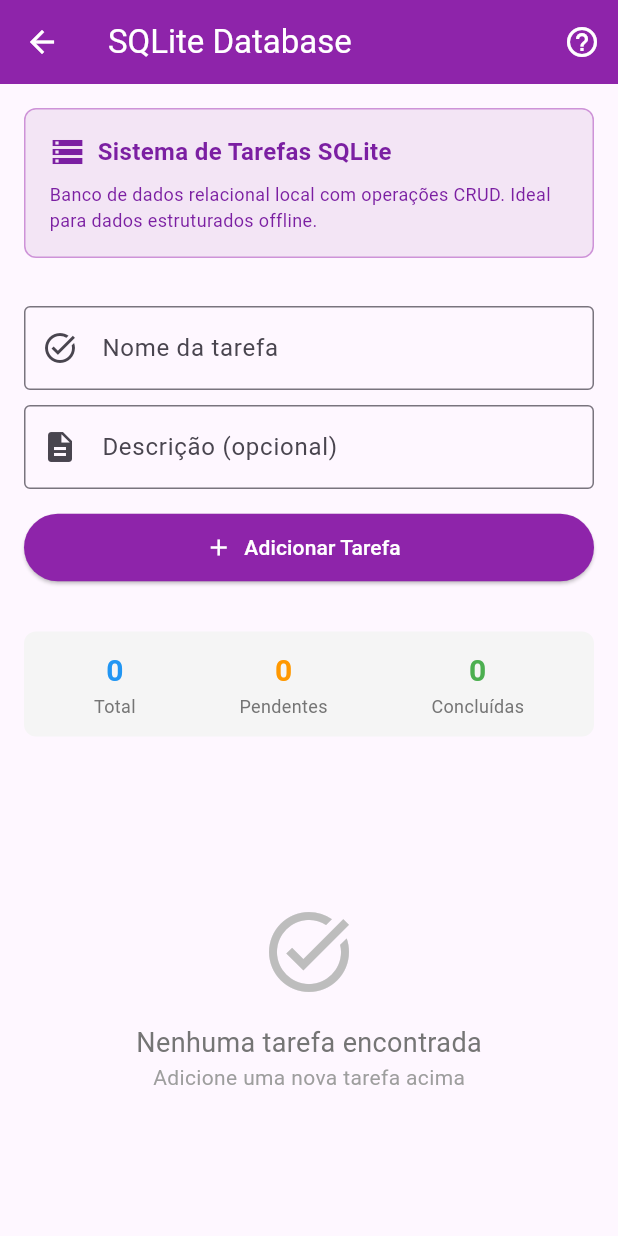
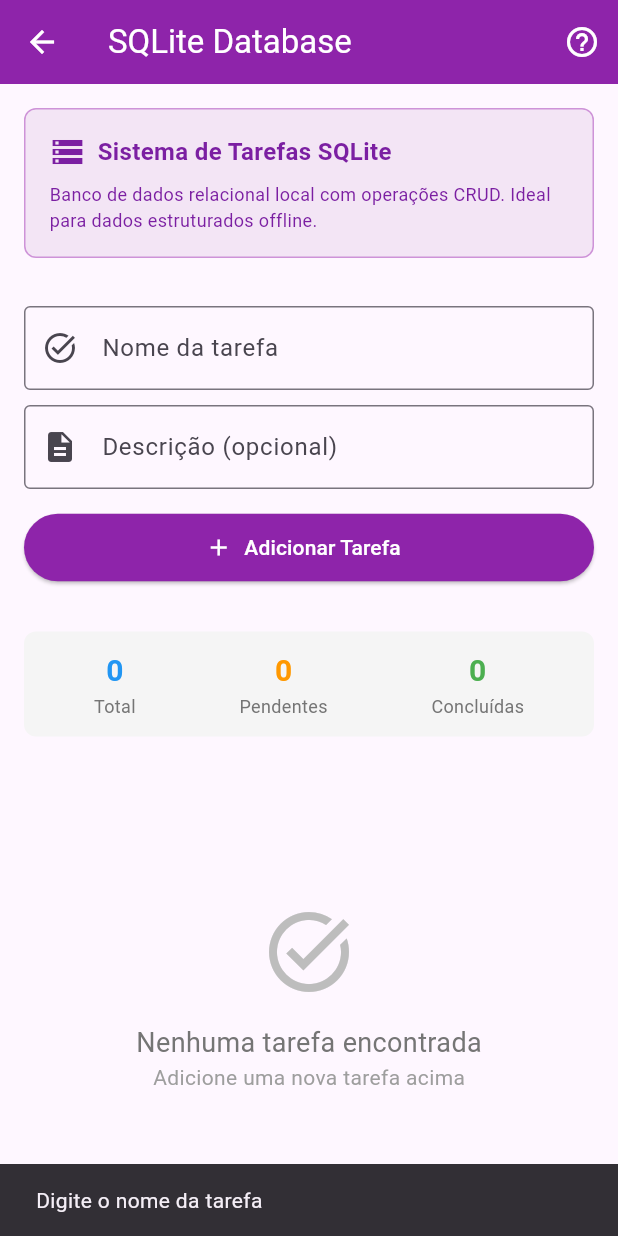
Before and after one commit to professormatheusq/flutter_persistencia_demo, a Flutter app: the SQLitePage screen opened directly, after a tap on "Adicionar Tarefa", on a phone screen of 412 x 824 dp. Run offline on Flutter 3.47's test engine with Material 3 defaults, Android fonts, the phone set to English and light mode, and no system bars; our stand-ins replace cloud_firestore, firebase_core, flutter_secure_storage, shared_preferences, sqflite, supabase_flutter; accounts and stored records are empty.

Commit message:
Refatora métodos de manipulação de tarefas para incluir contexto e melhora na legibilidade

```diff
--- a/lib/sqlite_page_new.dart
+++ b/lib/sqlite_page_new.dart
@@ -87,7 +87,7 @@
 
     final List<Map<String, dynamic>> maps = await _database!.query(
       'tarefas',
-      orderBy: 'id DESC'
+      orderBy: 'id DESC',
     );
 
     setState(() {
@@ -95,10 +95,10 @@
     });
   }
 
-  Future<void> _addTarefa() async {
+  Future<void> _addTarefa(BuildContext context) async {
     if (_database == null) return;
     if (_nomeController.text.trim().isEmpty) {
-      _showMessage('Digite o nome da tarefa');
+      _showMessage('Digite o nome da tarefa', context);
       return;
     }
 
@@ -111,10 +111,10 @@
     _nomeController.clear();
     _descricaoController.clear();
     await _loadTarefas();
-    _showMessage('Tarefa adicionada!');
+    _showMessage('Tarefa adicionada!', context);
   }
 
-  Future<void> _toggleTarefa(Tarefa tarefa) async {
+  Future<void> _toggleTarefa(Tarefa tarefa, BuildContext context) async {
     if (_database == null || tarefa.id == null) return;
 
     await _database!.update(
@@ -125,24 +125,27 @@
     );
 
     await _loadTarefas();
-    _showMessage(tarefa.concluida ? 'Tarefa reaberta!' : 'Tarefa concluída!');
+    _showMessage(
+      tarefa.concluida ? 'Tarefa reaberta!' : 'Tarefa concluída!',
+      context,
+    );
   }
 
-  Future<void> _deleteTarefa(int id) async {
+  Future<void> _deleteTarefa(int id, BuildContext context) async {
     if (_database == null) return;
 
     await _database!.delete('tarefas', where: 'id = ?', whereArgs: [id]);
     await _loadTarefas();
-    _showMessage('Tarefa removida!');
+    _showMessage('Tarefa removida!', context);
   }
 
-  void _showMessage(String message) {
-    ScaffoldMessenger.of(context).showSnackBar(
-      SnackBar(content: Text(message)),
-    );
+  void _showMessage(String message, BuildContext context) {
+    ScaffoldMessenger.of(
+      context,
+    ).showSnackBar(SnackBar(content: Text(message)));
   }
 
-  void _confirmDelete(Tarefa tarefa) {
+  void _confirmDelete(Tarefa tarefa, BuildContext context) {
     showDialog(
       context: context,
       builder: (BuildContext ctx) => AlertDialog(
@@ -156,7 +159,7 @@
           ElevatedButton(
             onPressed: () {
               Navigator.of(ctx).pop();
-              if (tarefa.id != null) _deleteTarefa(tarefa.id!);
+              if (tarefa.id != null) _deleteTarefa(tarefa.id!, context);
             },
             style: ElevatedButton.styleFrom(backgroundColor: Colors.red),
             child: const Text('Excluir'),
@@ -200,13 +203,7 @@
             color: color,
           ),
         ),
-        Text(
-          label,
-          style: TextStyle(
-            fontSize: 12,
-            color: Colors.grey[600],
-          ),
-        ),
+        Text(label, style: TextStyle(fontSize: 12, color: Colors.grey[600])),
       ],
     );
   }
@@ -287,7 +284,7 @@
                 ),
                 const SizedBox(height: 15),
                 ElevatedButton.icon(
-                  onPressed: _addTarefa,
+                  onPressed: () => _addTarefa(context),
                   icon: const Icon(Icons.add),
                   label: const Text('Adicionar Tarefa'),
                   style: ElevatedButton.styleFrom(
@@ -316,7 +313,10 @@
                         const SizedBox(height: 16),
                         Text(
                           'Nenhuma tarefa encontrada',
-                              style: TextStyle(fontSize: 18, color: Colors.grey[600]),
+                          style: TextStyle(
+                            fontSize: 18,
+                            color: Colors.grey[600],
+                          ),
                         ),
                         Text(
                           'Adicione uma nova tarefa acima',
@@ -330,11 +330,14 @@
                     itemBuilder: (context, index) {
                       final tarefa = _tarefas[index];
                       return Card(
-                            margin: const EdgeInsets.symmetric(horizontal: 16, vertical: 4),
+                        margin: const EdgeInsets.symmetric(
+                          horizontal: 16,
+                          vertical: 4,
+                        ),
                         child: ListTile(
                           leading: Checkbox(
                             value: tarefa.concluida,
-                                onChanged: (_) => _toggleTarefa(tarefa),
+                            onChanged: (_) => _toggleTarefa(tarefa, context),
                           ),
                           title: Text(
                             tarefa.nome,
@@ -360,9 +363,13 @@
                             children: [
                               Container(
                                 padding: const EdgeInsets.symmetric(
-                                        horizontal: 8, vertical: 4),
+                                  horizontal: 8,
+                                  vertical: 4,
+                                ),
                                 decoration: BoxDecoration(
-                                      color: tarefa.concluida ? Colors.green : Colors.orange,
+                                  color: tarefa.concluida
+                                      ? Colors.green
+                                      : Colors.orange,
                                   borderRadius: BorderRadius.circular(12),
                                 ),
                                 child: Text(
@@ -375,8 +382,12 @@
                                 ),
                               ),
                               IconButton(
-                                    icon: const Icon(Icons.delete, color: Colors.red),
-                                    onPressed: () => _confirmDelete(tarefa),
+                                icon: const Icon(
+                                  Icons.delete,
+                                  color: Colors.red,
+                                ),
+                                onPressed: () =>
+                                    _confirmDelete(tarefa, context),
                               ),
                             ],
                           ),
@@ -400,30 +411,45 @@
             mainAxisSize: MainAxisSize.min,
             crossAxisAlignment: CrossAxisAlignment.start,
             children: [
-              Text('🎯 Quando usar:', style: TextStyle(fontWeight: FontWeight.bold)),
+              Text(
+                '🎯 Quando usar:',
+                style: TextStyle(fontWeight: FontWeight.bold),
+              ),
               Text('• Dados estruturados complexos'),
               Text('• Relacionamentos entre entidades'),
               Text('• Consultas SQL avançadas'),
               Text('• Apps que funcionam offline'),
               SizedBox(height: 10),
-              Text('💪 Recursos demonstrados:', style: TextStyle(fontWeight: FontWeight.bold)),
+              Text(
+                '💪 Recursos demonstrados:',
+                style: TextStyle(fontWeight: FontWeight.bold),
+              ),
               Text('• CRUD completo (Create, Read, Update, Delete)'),
               Text('• Modelo de dados estruturado'),
               Text('• Interface reativa'),
               Text('• Validações básicas'),
               SizedBox(height: 10),
-              Text('🔧 Características técnicas:', style: TextStyle(fontWeight: FontWeight.bold)),
+              Text(
+                '🔧 Características técnicas:',
+                style: TextStyle(fontWeight: FontWeight.bold),
+              ),
               Text('• Banco relacional SQL'),
               Text('• Suporte a transações'),
               Text('• Consultas otimizadas'),
               Text('• Schema versionado'),
               SizedBox(height: 10),
-              Text('⚡ Performance:', style: TextStyle(fontWeight: FontWeight.bold)),
+              Text(
+                '⚡ Performance:',
+                style: TextStyle(fontWeight: FontWeight.bold),
+              ),
               Text('• Acesso rápido a dados locais'),
               Text('• Suporte a índices'),
               Text('• Consultas complexas eficientes'),
               SizedBox(height: 10),
-              Text('📊 Exemplo prático:', style: TextStyle(fontWeight: FontWeight.bold)),
+              Text(
+                '📊 Exemplo prático:',
+                style: TextStyle(fontWeight: FontWeight.bold),
+              ),
               Text('• Sistema de tarefas completo'),
               Text('• Estados (pendente/concluída)'),
               Text('• Contadores automáticos'),
```
Lines whose indentation alone changed are shown as unchanged.
